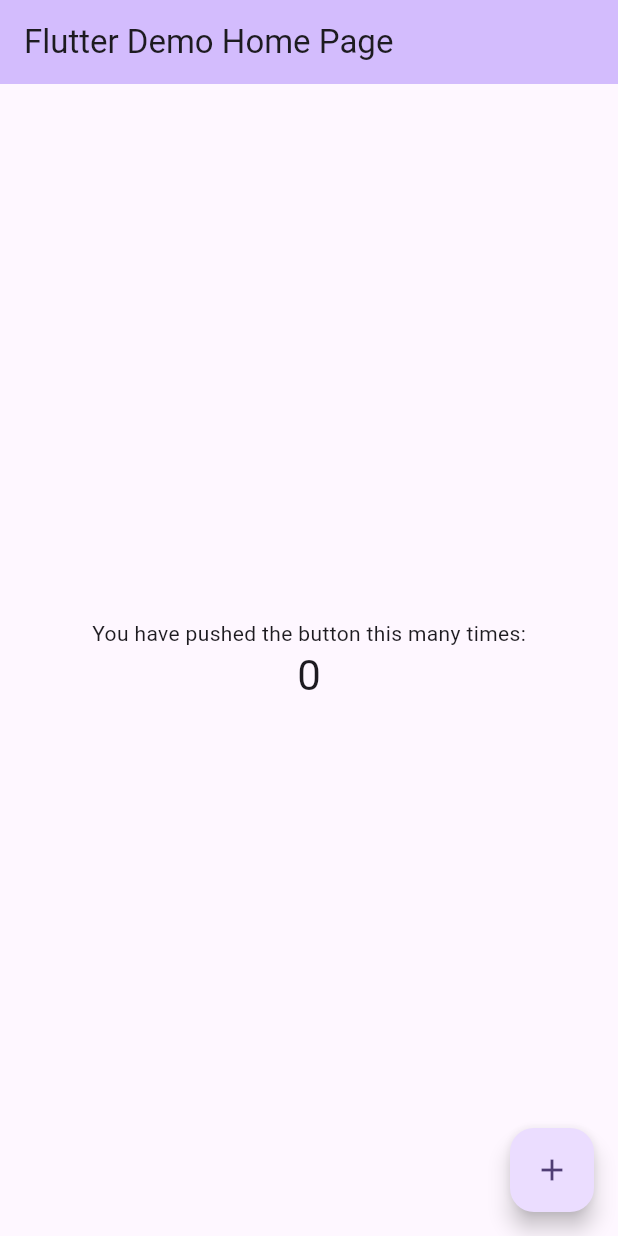
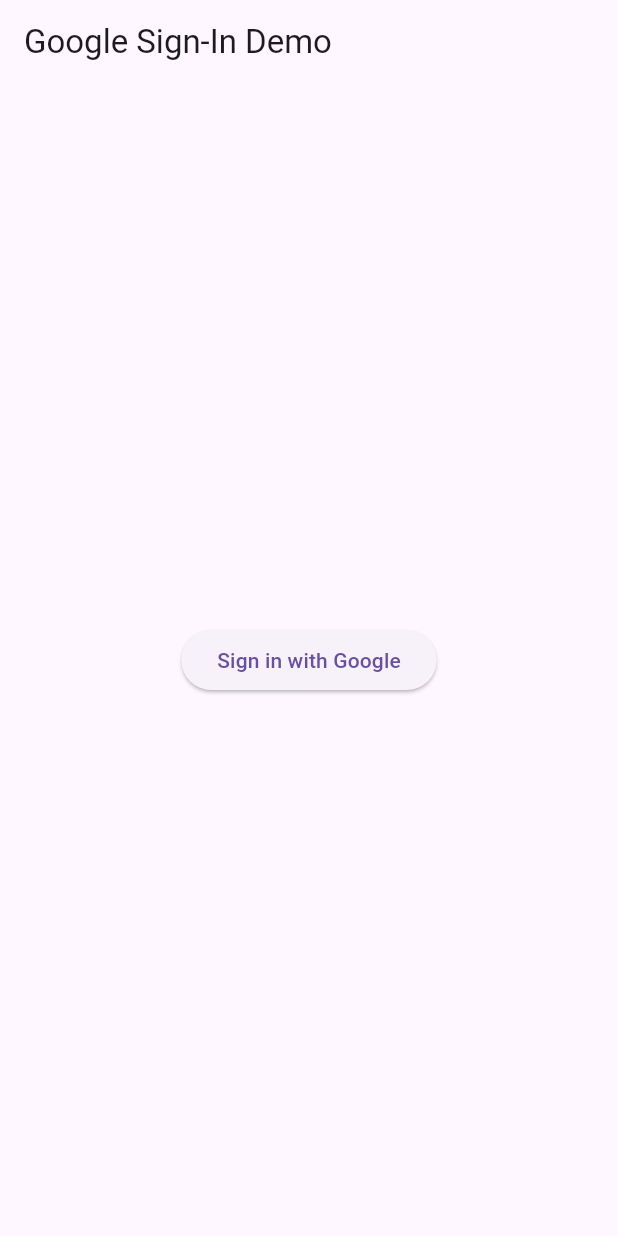
Before and after one commit to SibahleD/book-swap, a Flutter app: the screen it shows after launch, on a phone screen of 412 x 824 dp. Run offline on Flutter 3.47's test engine with Material 3 defaults, Android fonts, the phone set to English and light mode, and no system bars; our stand-ins replace firebase_auth, firebase_core, google_sign_in; accounts and stored records are empty.

```diff
--- a/book_swap/lib/main.dart
+++ b/book_swap/lib/main.dart
@@ -1,122 +1,23 @@
 import 'package:flutter/material.dart';
+import 'package:firebase_core/firebase_core.dart';
+import 'firebase_options.dart'; // auto-generated by FlutterFire CLI
+import 'sign_in_page.dart';
 
-void main() {
+void main() async {
+  WidgetsFlutterBinding.ensureInitialized();
+  await Firebase.initializeApp(
+    options: DefaultFirebaseOptions.currentPlatform,
+  );
   runApp(const MyApp());
 }
 
 class MyApp extends StatelessWidget {
   const MyApp({super.key});
 
-  // This widget is the root of your application.
   @override
   Widget build(BuildContext context) {
-    return MaterialApp(
-      title: 'Flutter Demo',
-      theme: ThemeData(
-        // This is the theme of your application.
-        //
-        // TRY THIS: Try running your application with "flutter run". You'll see
-        // the application has a purple toolbar. Then, without quitting the app,
-        // try changing the seedColor in the colorScheme below to Colors.green
-        // and then invoke "hot reload" (save your changes or press the "hot
-        // reload" button in a Flutter-supported IDE, or press "r" if you used
-        // the command line to start the app).
-        //
-        // Notice that the counter didn't reset back to zero; the application
-        // state is not lost during the reload. To reset the state, use hot
-        // restart instead.
-        //
-        // This works for code too, not just values: Most code changes can be
-        // tested with just a hot reload.
-        colorScheme: ColorScheme.fromSeed(seedColor: Colors.deepPurple),
-      ),
-      home: const MyHomePage(title: 'Flutter Demo Home Page'),
+    return const MaterialApp(
+      home: SignInPage(),
     );
   }
 }
-
-class MyHomePage extends StatefulWidget {
-  const MyHomePage({super.key, required this.title});
-
-  // This widget is the home page of your application. It is stateful, meaning
-  // that it has a State object (defined below) that contains fields that affect
-  // how it looks.
-
-  // This class is the configuration for the state. It holds the values (in this
-  // case the title) provided by the parent (in this case the App widget) and
-  // used by the build method of the State. Fields in a Widget subclass are
-  // always marked "final".
-
-  final String title;
-
-  @override
-  State<MyHomePage> createState() => _MyHomePageState();
-}
-
-class _MyHomePageState extends State<MyHomePage> {
-  int _counter = 0;
-
-  void _incrementCounter() {
-    setState(() {
-      // This call to setState tells the Flutter framework that something has
-      // changed in this State, which causes it to rerun the build method below
-      // so that the display can reflect the updated values. If we changed
-      // _counter without calling setState(), then the build method would not be
-      // called again, and so nothing would appear to happen.
-      _counter++;
-    });
-  }
-
-  @override
-  Widget build(BuildContext context) {
-    // This method is rerun every time setState is called, for instance as done
-    // by the _incrementCounter method above.
-    //
-    // The Flutter framework has been optimized to make rerunning build methods
-    // fast, so that you can just rebuild anything that needs updating rather
-    // than having to individually change instances of widgets.
-    return Scaffold(
-      appBar: AppBar(
-        // TRY THIS: Try changing the color here to a specific color (to
-        // Colors.amber, perhaps?) and trigger a hot reload to see the AppBar
-        // change color while the other colors stay the same.
-        backgroundColor: Theme.of(context).colorScheme.inversePrimary,
-        // Here we take the value from the MyHomePage object that was created by
-        // the App.build method, and use it to set our appbar title.
-        title: Text(widget.title),
-      ),
-      body: Center(
-        // Center is a layout widget. It takes a single child and positions it
-        // in the middle of the parent.
-        child: Column(
-          // Column is also a layout widget. It takes a list of children and
-          // arranges them vertically. By default, it sizes itself to fit its
-          // children horizontally, and tries to be as tall as its parent.
-          //
-          // Column has various properties to control how it sizes itself and
-          // how it positions its children. Here we use mainAxisAlignment to
-          // center the children vertically; the main axis here is the vertical
-          // axis because Columns are vertical (the cross axis would be
-          // horizontal).
-          //
-          // TRY THIS: Invoke "debug painting" (choose the "Toggle Debug Paint"
-          // action in the IDE, or press "p" in the console), to see the
-          // wireframe for each widget.
-          mainAxisAlignment: MainAxisAlignment.center,
-          children: <Widget>[
-            const Text('You have pushed the button this many times:'),
-            Text(
-              '$_counter',
-              style: Theme.of(context).textTheme.headlineMedium,
-            ),
-          ],
-        ),
-      ),
-      floatingActionButton: FloatingActionButton(
-        onPressed: _incrementCounter,
-        tooltip: 'Increment',
-        child: const Icon(Icons.add),
-      ), // This trailing comma makes auto-formatting nicer for build methods.
-    );
-  }
-}
--- /dev/null
+++ b/book_swap/lib/sign_in_page.dart
@@ -0,0 +1,45 @@
+import 'package:flutter/material.dart';
+import 'package:firebase_auth/firebase_auth.dart';
+import 'package:google_sign_in/google_sign_in.dart';
+
+class SignInPage extends StatelessWidget {
+  const SignInPage({super.key});
+
+  Future<UserCredential?> signInWithGoogle() async {
+    // Trigger the Google Sign-In flow
+    final GoogleSignInAccount? googleUser = await GoogleSignIn().signIn();
+    if (googleUser == null) return null; // user cancelled
+
+    // Obtain auth details from the request
+    final GoogleSignInAuthentication googleAuth = await googleUser.authentication;
+
+    // Create a new credential
+    final credential = GoogleAuthProvider.credential(
+      accessToken: googleAuth.accessToken,
+      idToken: googleAuth.idToken,
+    );
+
+    // Sign in to Firebase with the credential
+    return await FirebaseAuth.instance.signInWithCredential(credential);
+  }
+
+  @override
+  Widget build(BuildContext context) {
+    return Scaffold(
+      appBar: AppBar(title: const Text("Google Sign-In Demo")),
+      body: Center(
+        child: ElevatedButton(
+          onPressed: () async {
+            final userCredential = await signInWithGoogle();
+            if (userCredential != null) {
+              ScaffoldMessenger.of(context).showSnackBar(
+                SnackBar(content: Text("Signed in as ${userCredential.user?.displayName}")),
+              );
+            }
+          },
+          child: const Text("Sign in with Google"),
+        ),
+      ),
+    );
+  }
+}
--- a/book_swap/pubspec.yaml
+++ b/book_swap/pubspec.yaml
@@ -31,8 +31,9 @@ dependencies:
   flutter:
     sdk: flutter
 
-  # The following adds the Cupertino Icons font to your application.
-  # Use with the CupertinoIcons class for iOS style icons.
+  firebase_core: ^4.2.1
+  firebase_auth: ^6.1.2
+  google_sign_in: ^6.1.0
   cupertino_icons: ^1.0.8
 
 dev_dependencies:
```
Also changed, not shown: book_swap/firebase.json (added), book_swap/lib/auth/auth_service.dart (added), book_swap/lib/auth/auth_wrapper.dart (added), book_swap/lib/auth/home_screen.dart (added), book_swap/lib/firebase_options.dart (added), book_swap/pubspec.lock, 6 other files.
